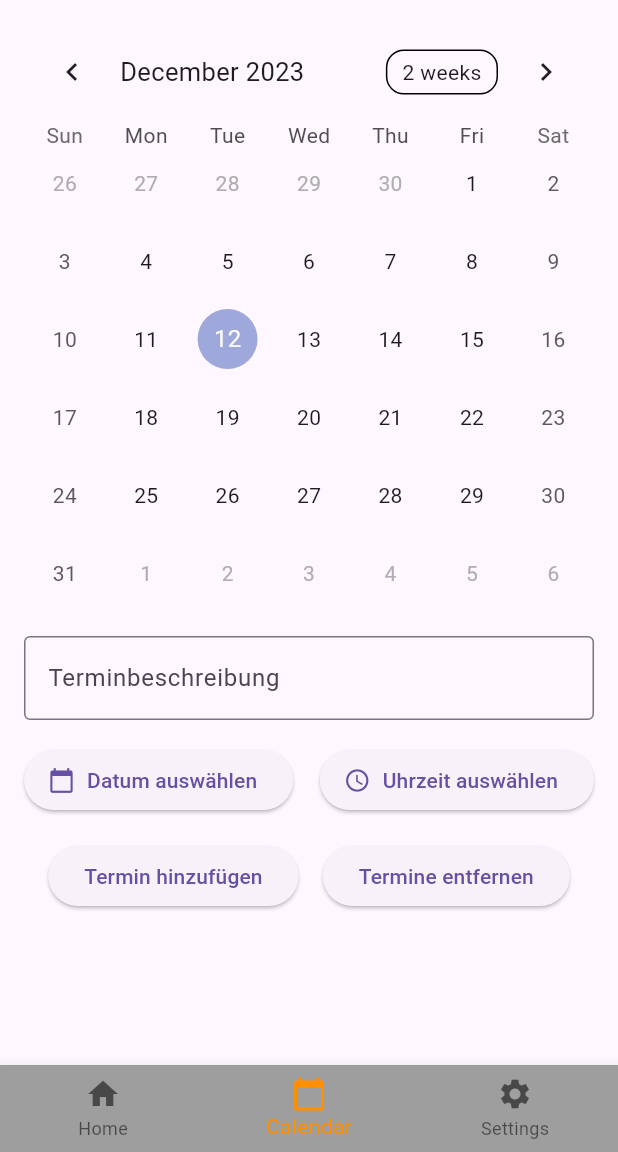
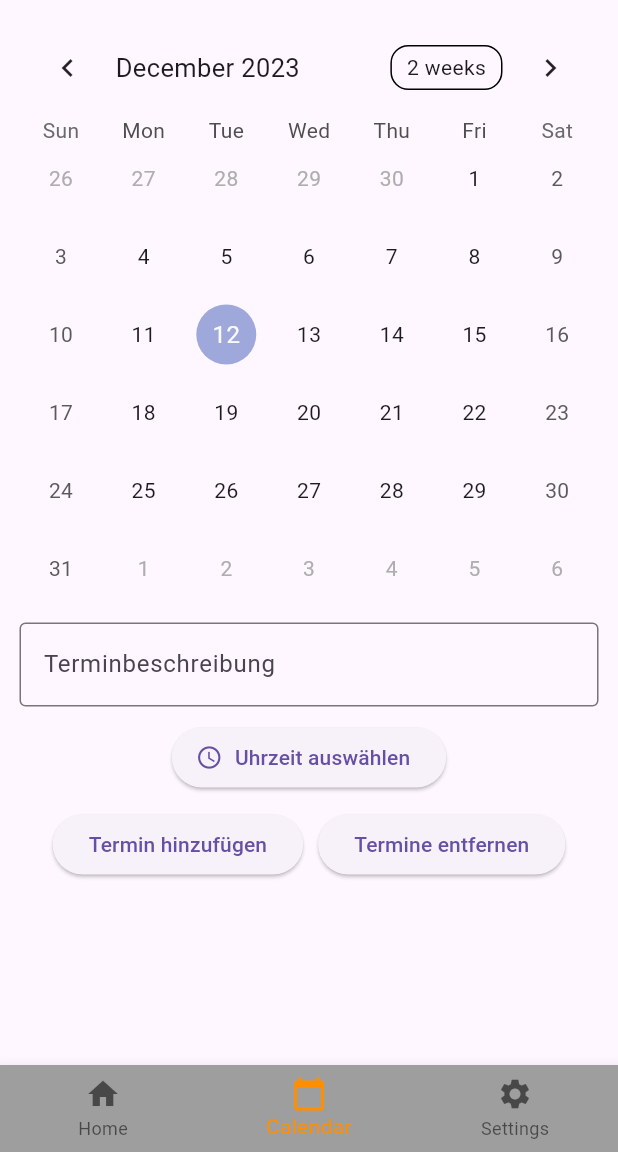
Before and after one commit to RaxoTheOne/my_weekplaner_app, a Flutter app: the MeinHomebildschirm screen opened directly, item 2 of the bottom bar chosen, on a phone screen of 412 x 824 dp, the part 84-1236 px from its top. Run offline on Flutter 3.47's test engine with Material 3 defaults, Android fonts, the phone set to English and light mode, and no system bars; drawn by our look-alikes of table_calendar; our stand-ins replace firebase_analytics, firebase_core, shared_preferences; accounts and stored records are empty.

Commit message:
calendarpage verändert

```diff
--- a/lib/calenderpage.dart
+++ b/lib/calenderpage.dart
@@ -79,7 +79,7 @@ class _CalendarPageState extends State<CalendarPage> {
   @override
   Widget build(BuildContext context) {
     return Padding(
-      padding: const EdgeInsets.all(16.0),
+      padding: const EdgeInsets.all(13.0),
       child: Column(
         crossAxisAlignment: CrossAxisAlignment.start,
         children: [
@@ -106,7 +106,7 @@ class _CalendarPageState extends State<CalendarPage> {
               _focusedDay = focusedDay;
             },
           ),
-          SizedBox(height: 16),
+          SizedBox(height: 10),
           TextField(
             decoration: InputDecoration(
               labelText: 'Terminbeschreibung',
@@ -118,28 +118,10 @@ class _CalendarPageState extends State<CalendarPage> {
               });
             },
           ),
-          SizedBox(height: 16),
+          SizedBox(height: 10),
           Row(
-            mainAxisAlignment: MainAxisAlignment.spaceBetween,
+            mainAxisAlignment: MainAxisAlignment.center,
             children: [
-              ElevatedButton.icon(
-                onPressed: () async {
-                  final DateTime? picked = await showDatePicker(
-                    context: context,
-                    initialDate: _selectedDay ?? DateTime.now(),
-                    firstDate: DateTime(2010, 10, 16),
-                    lastDate: DateTime(2030, 3, 14),
-                  );
-
-                  if (picked != null && picked != _selectedDay) {
-                    setState(() {
-                      _selectedDay = picked;
-                    });
-                  }
-                },
-                icon: Icon(Icons.calendar_today),
-                label: Text('Datum auswählen'),
-              ),
               ElevatedButton.icon(
                 onPressed: () => _selectTime(context),
                 icon: Icon(Icons.access_time),
@@ -147,7 +129,7 @@ class _CalendarPageState extends State<CalendarPage> {
               ),
             ],
           ),
-          SizedBox(height: 16),
+          SizedBox(height: 10),
           Row(
             mainAxisAlignment: MainAxisAlignment.center,
             children: [
@@ -155,7 +137,7 @@ class _CalendarPageState extends State<CalendarPage> {
                 onPressed: _addAppointment,
                 child: Text('Termin hinzufügen'),
               ),
-              SizedBox(width: 16),
+              SizedBox(width: 10),
               ElevatedButton(
                 onPressed: () {
                   if (_selectedDay != null) {
@@ -169,7 +151,7 @@ class _CalendarPageState extends State<CalendarPage> {
               ),
             ],
           ),
-          SizedBox(height: 16),
+          SizedBox(height: 10),
           if (_selectedDay != null)
             Text(
               'Termine am ${DateFormat('yMMMd').format(_selectedDay!)}:',
```
Also changed, not shown: 3 other files.
